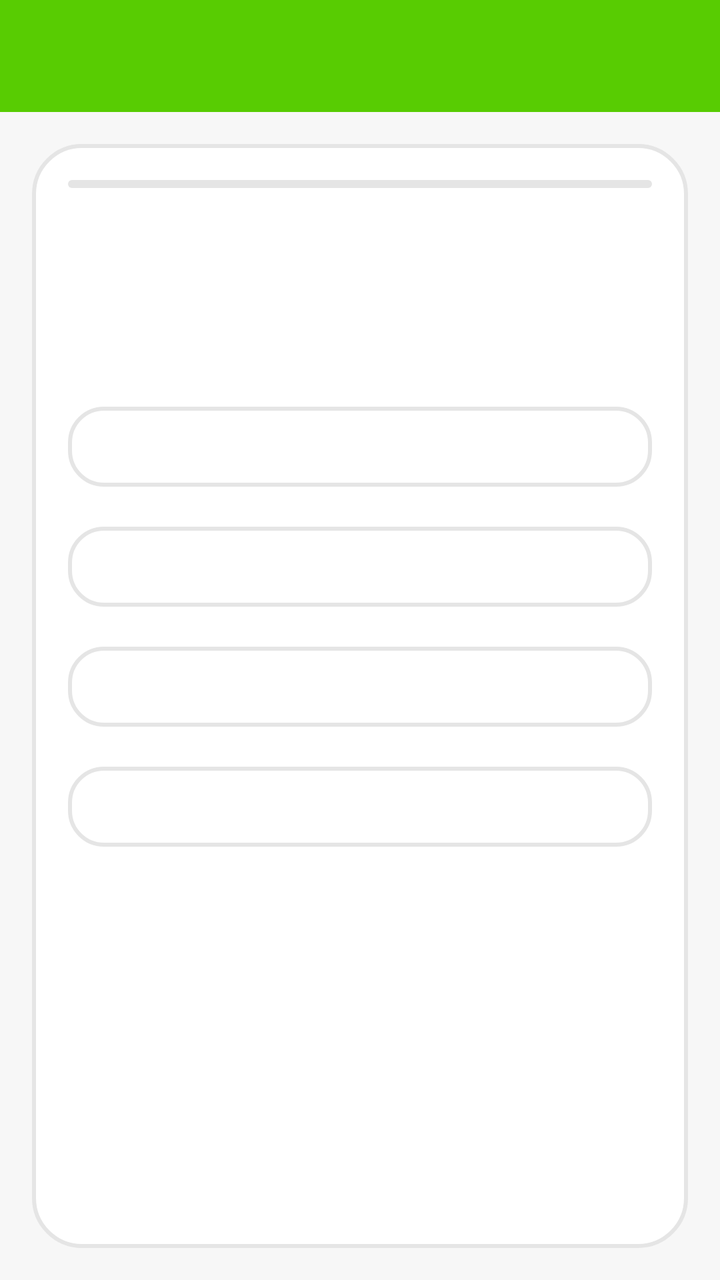
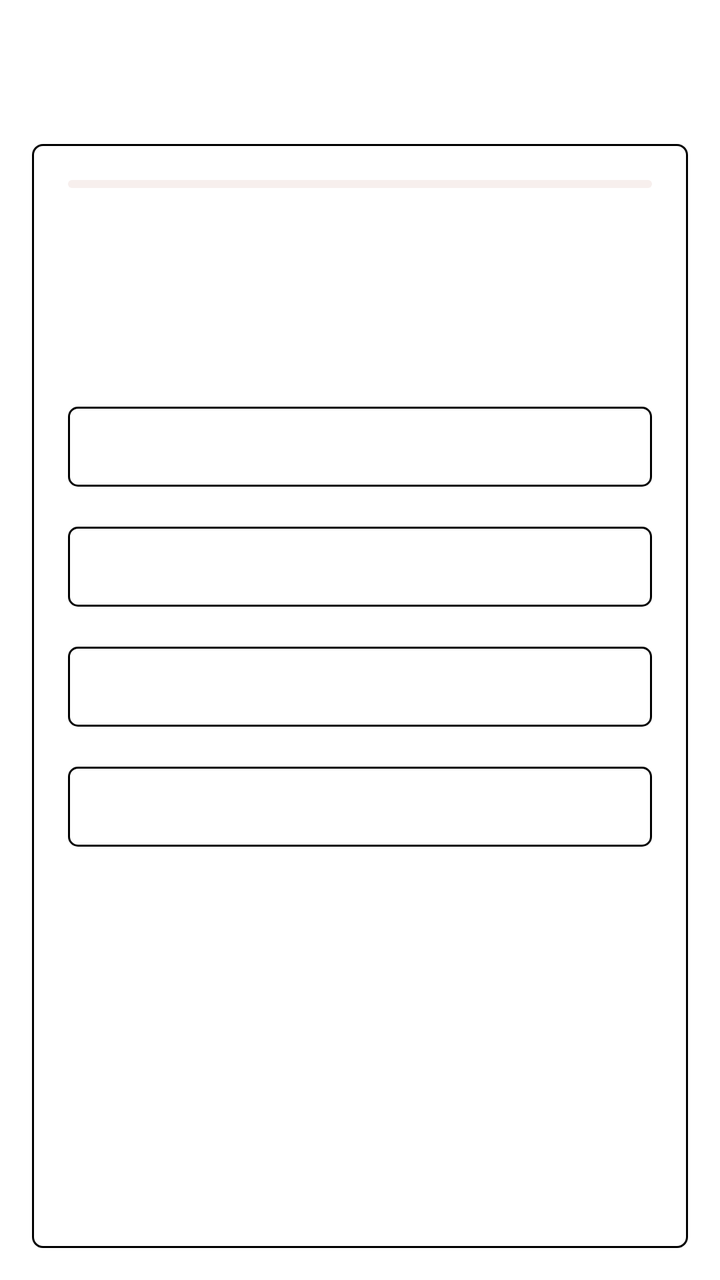

The first picture is an Android layout as it rendered before a commit; the second is the same layout after the commit. The layout source and the unified diff follow.
<!-- AndroidManifest.xml: application theme Theme.NihongoBeginner -->
<!-- res/layout/activity_quiz.xml -->
<?xml version="1.0" encoding="utf-8"?>
<LinearLayout xmlns:android="http://schemas.android.com/apk/res/android"
    xmlns:app="http://schemas.android.com/apk/res-auto"
    xmlns:tools="http://schemas.android.com/tools"
    android:layout_width="match_parent"
    android:layout_height="match_parent"
    android:background="@color/surface"
    android:orientation="vertical">

    <com.google.android.material.appbar.MaterialToolbar
        android:id="@+id/toolbar"
        android:layout_width="match_parent"
        android:layout_height="?actionBarSize"
        android:background="@color/colorPrimary"
        app:titleTextColor="@android:color/white" />

    <LinearLayout
        android:layout_width="match_parent"
        android:layout_height="0dp"
        android:layout_weight="1"
        android:layout_margin="16dp"
        android:background="@drawable/bg_white_round"
        android:orientation="vertical"
        android:padding="18dp">

        <com.google.android.material.progressindicator.LinearProgressIndicator
            android:id="@+id/progressBarQuiz"
            android:layout_width="match_parent"
            android:layout_height="wrap_content"
            android:layout_marginBottom="8dp"
            android:max="100"
            app:indicatorColor="@color/colorPrimary"
            app:trackColor="@color/surfaceSoft"
            app:trackCornerRadius="4dp" />

        <TextView
            android:id="@+id/tvQuestionCounter"
            android:layout_width="match_parent"
            android:layout_height="wrap_content"
            android:gravity="end"
            android:layout_marginBottom="8dp"
            android:textColor="@color/onSurfaceMuted"
            android:textSize="12sp" />

        <TextView
            android:id="@+id/tvQuestion"
            android:layout_width="match_parent"
            android:layout_height="wrap_content"
            android:layout_marginBottom="16dp"
            android:minLines="2"
            android:textColor="@color/onSurface"
            android:textSize="22sp"
            android:textStyle="bold" />

        <Button
            android:id="@+id/btnOption0"
            style="@style/App.Button.Outlined"
            android:layout_width="match_parent"
            android:layout_height="wrap_content"
            android:layout_marginBottom="8dp" />

        <Button
            android:id="@+id/btnOption1"
            style="@style/App.Button.Outlined"
            android:layout_width="match_parent"
            android:layout_height="wrap_content"
            android:layout_marginBottom="8dp" />

        <Button
            android:id="@+id/btnOption2"
            style="@style/App.Button.Outlined"
            android:layout_width="match_parent"
            android:layout_height="wrap_content"
            android:layout_marginBottom="8dp" />

        <Button
            android:id="@+id/btnOption3"
            style="@style/App.Button.Outlined"
            android:layout_width="match_parent"
            android:layout_height="wrap_content"
            android:layout_marginBottom="8dp" />

        <TextView
            android:id="@+id/tvFeedback"
            android:layout_width="match_parent"
            android:layout_height="wrap_content"
            android:layout_marginTop="8dp"
            android:textColor="@color/onSurfaceMuted"
            android:textSize="14sp"
            android:visibility="gone" />

        <Button
            android:id="@+id/btnNext"
            android:layout_width="match_parent"
            android:layout_height="wrap_content"
            android:layout_marginTop="8dp"
            android:text="הבא"
            android:visibility="gone" />

    </LinearLayout>

    <LinearLayout
        android:id="@+id/layoutResults"
        android:layout_width="match_parent"
        android:layout_height="match_parent"
        android:gravity="center"
        android:orientation="vertical"
        android:padding="32dp"
        android:visibility="gone">

        <TextView
            android:id="@+id/tvResultEmoji"
            android:layout_width="match_parent"
            android:layout_height="wrap_content"
            android:gravity="center"
            android:layout_marginBottom="16dp"
            android:textSize="64sp" />

        <TextView
            android:id="@+id/tvFinalScore"
            android:layout_width="match_parent"
            android:layout_height="wrap_content"
            android:gravity="center"
            android:layout_marginBottom="8dp"
            android:textColor="@color/colorPrimary"
            android:textSize="32sp"
            android:textStyle="bold" />

        <TextView
            android:id="@+id/tvResultMessage"
            android:layout_width="match_parent"
            android:layout_height="wrap_content"
            android:gravity="center"
            android:layout_marginBottom="24dp"
            android:textSize="16sp" />

        <Button
            android:id="@+id/btnReplay"
            android:layout_width="match_parent"
            android:layout_height="wrap_content"
            android:layout_marginBottom="8dp"
            android:text="שחק שוב" />

        <Button
            android:id="@+id/btnBackToLesson"
            style="@style/App.Button.Outlined"
            android:layout_width="match_parent"
            android:layout_height="wrap_content"
            android:text="חזור לשיעור" />

    </LinearLayout>

</LinearLayout>
<!-- resources referenced by this layout -->
<resources>
  <color name="colorPrimary">#58CC02</color>
  <color name="onSurface">#3C3C3C</color>
  <color name="onSurfaceMuted">#777777</color>
  <color name="surface">#F7F7F7</color>
  <color name="surfaceSoft">#E5E5E5</color>
  <!-- drawable bg_white_round (drawable) -->
  <?xml version="1.0" encoding="utf-8"?>
  <shape xmlns:android="http://schemas.android.com/apk/res/android">
      <solid android:color="@color/white" />
      <stroke
          android:width="2dp"
          android:color="@color/dividerSoft" />
      <corners android:radius="24dp" />
  </shape>
  <style name="App.Button.Outlined" parent="Widget.MaterialComponents.Button.OutlinedButton">
          <item name="cornerRadius">18dp</item>
          <item name="android:minHeight">52dp</item>
          <item name="android:textAllCaps">false</item>
          <item name="android:textStyle">bold</item>
          <item name="strokeColor">@color/dividerSoft</item>
          <item name="strokeWidth">2dp</item>
          <item name="backgroundTint">@color/white</item>
          <item name="android:textColor">@color/onSurface</item>
      </style>
  <style name="Theme.NihongoBeginner" parent="Theme.MaterialComponents.DayNight.DarkActionBar">
          <item name="colorPrimary">@color/colorPrimary</item>
          <item name="colorPrimaryVariant">@color/colorPrimaryVariant</item>
          <item name="colorOnPrimary">@color/colorOnPrimary</item>
          <item name="colorSecondary">@color/colorSecondary</item>
          <item name="colorOnSecondary">@color/colorOnSecondary</item>
          <item name="android:colorBackground">@color/background</item>
          <item name="colorSurface">@color/surface</item>
          <item name="colorOnSurface">@color/onSurface</item>
          <item name="materialButtonStyle">@style/App.Button</item>
          <item name="windowActionBar">false</item>
          <item name="windowNoTitle">true</item>
          <item name="android:windowSoftInputMode">adjustResize</item>
      </style>
  <color name="white">#FFFFFF</color>
  <color name="dividerSoft">#E5E5E5</color>
  <color name="colorPrimaryVariant">#89E219</color>
  <color name="colorOnPrimary">#FFFFFF</color>
  <color name="colorSecondary">#1CB0F6</color>
  <color name="colorOnSecondary">#FFFFFF</color>
  <color name="background">#F7F7F7</color>
  <style name="App.Button" parent="Widget.MaterialComponents.Button">
          <item name="cornerRadius">18dp</item>
          <item name="android:minHeight">52dp</item>
          <item name="android:textAllCaps">false</item>
          <item name="android:textStyle">bold</item>
          <item name="backgroundTint">@color/colorPrimary</item>
          <item name="android:textColor">@color/white</item>
      </style>
</resources>

<!-- the commit's change to res/layout/activity_quiz.xml (unified diff, before → after) -->
@@ -11,8 +11,9 @@
         android:id="@+id/toolbar"
         android:layout_width="match_parent"
         android:layout_height="?actionBarSize"
-        android:background="@color/colorPrimary"
-        app:titleTextColor="@android:color/white" />
+        android:background="@color/white"
+        app:navigationIconTint="@color/colorPrimary"
+        app:titleTextColor="@color/colorPrimary" />
 
     <LinearLayout
         android:layout_width="match_parent"
<!-- resource entries referenced after the edit -->
@@ -1,26 +1,26 @@
 <!-- resources referenced by this layout -->
 <resources>
-  <color name="colorPrimary">#58CC02</color>
-  <color name="onSurface">#3C3C3C</color>
-  <color name="onSurfaceMuted">#777777</color>
-  <color name="surface">#F7F7F7</color>
-  <color name="surfaceSoft">#E5E5E5</color>
+  <color name="colorPrimary">#AA2906</color>
+  <color name="onSurface">#000000</color>
+  <color name="onSurfaceMuted">#4C4C4C</color>
+  <color name="surface">#FFFFFF</color>
+  <color name="surfaceSoft">#F7EFED</color>
   <!-- drawable bg_white_round (drawable) -->
   <?xml version="1.0" encoding="utf-8"?>
   <shape xmlns:android="http://schemas.android.com/apk/res/android">
       <solid android:color="@color/white" />
       <stroke
-          android:width="2dp"
-          android:color="@color/dividerSoft" />
-      <corners android:radius="24dp" />
+          android:width="1dp"
+          android:color="@color/black" />
+      <corners android:radius="5dp" />
   </shape>
   <style name="App.Button.Outlined" parent="Widget.MaterialComponents.Button.OutlinedButton">
-          <item name="cornerRadius">18dp</item>
+          <item name="cornerRadius">5dp</item>
           <item name="android:minHeight">52dp</item>
           <item name="android:textAllCaps">false</item>
           <item name="android:textStyle">bold</item>
-          <item name="strokeColor">@color/dividerSoft</item>
-          <item name="strokeWidth">2dp</item>
+          <item name="strokeColor">@color/black</item>
+          <item name="strokeWidth">1dp</item>
           <item name="backgroundTint">@color/white</item>
           <item name="android:textColor">@color/onSurface</item>
       </style>
@@ -38,20 +38,22 @@
           <item name="windowNoTitle">true</item>
           <item name="android:windowSoftInputMode">adjustResize</item>
       </style>
+  <color name="black">#000000</color>
   <color name="white">#FFFFFF</color>
-  <color name="dividerSoft">#E5E5E5</color>
-  <color name="colorPrimaryVariant">#89E219</color>
+  <color name="colorPrimaryVariant">#B62007</color>
   <color name="colorOnPrimary">#FFFFFF</color>
-  <color name="colorSecondary">#1CB0F6</color>
+  <color name="colorSecondary">#000000</color>
   <color name="colorOnSecondary">#FFFFFF</color>
-  <color name="background">#F7F7F7</color>
+  <color name="background">#FFFFFF</color>
   <style name="App.Button" parent="Widget.MaterialComponents.Button">
-          <item name="cornerRadius">18dp</item>
+          <item name="cornerRadius">5dp</item>
           <item name="android:minHeight">52dp</item>
           <item name="android:textAllCaps">false</item>
           <item name="android:textStyle">bold</item>
           <item name="backgroundTint">@color/colorPrimary</item>
           <item name="android:textColor">@color/white</item>
+          <item name="strokeColor">@color/black</item>
+          <item name="strokeWidth">1dp</item>
       </style>
 </resources>
 
